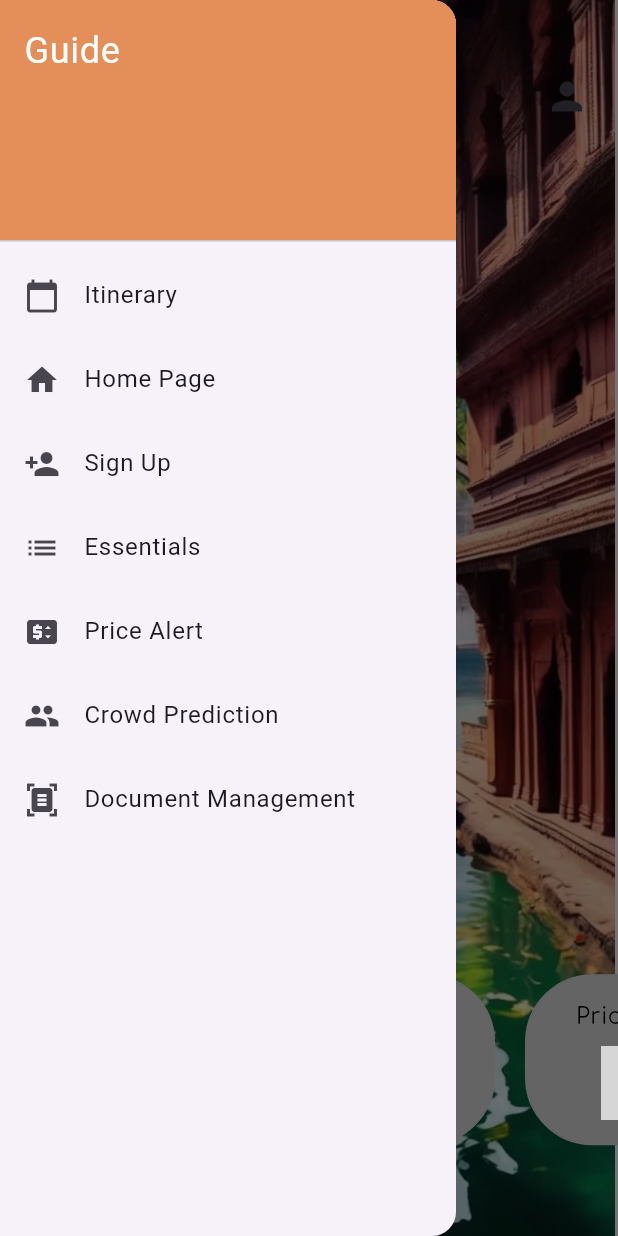
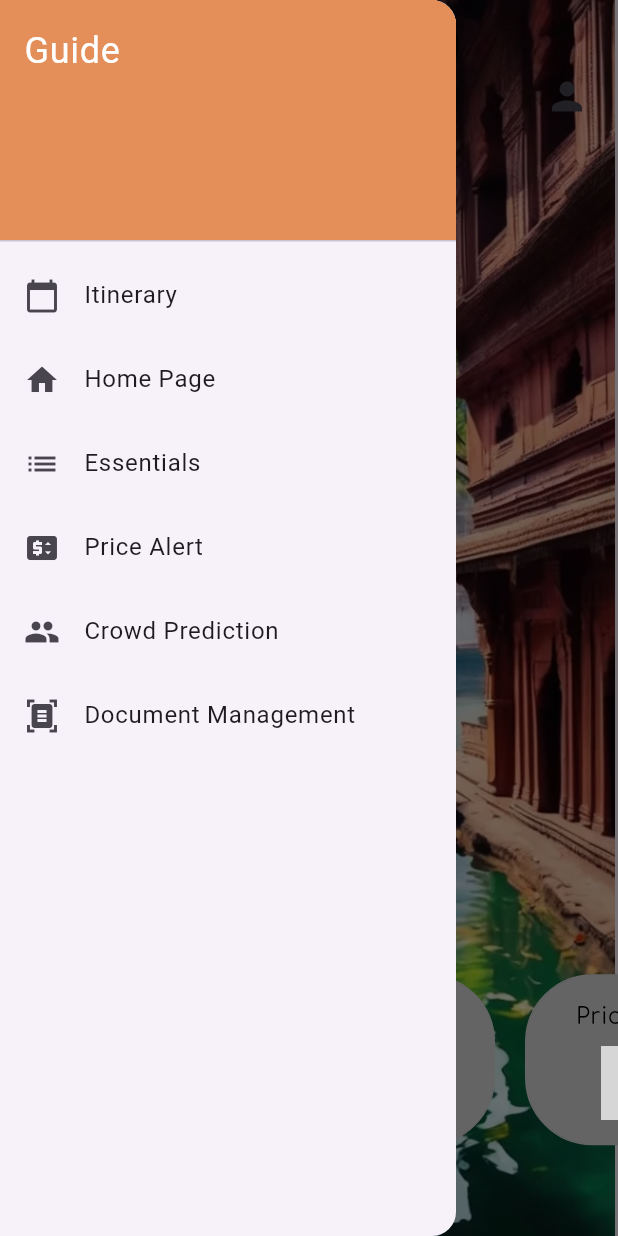
Before and after one commit to Bhargavi1924/Padharo-AI-Travel-App, a Flutter app: the TravelPage screen opened by its route, with the side drawer open, on a phone screen of 412 x 824 dp. Run offline on Flutter 3.47's test engine with Material 3 defaults, Android fonts, the phone set to English and light mode, and no system bars; our stand-ins replace cloud_firestore, firebase_auth, firebase_core, flutter_svg, google_fonts, google_generative_ai and 1 more; accounts and stored records are empty; Roboto replaces fonts that are missing (Philosopher); grey boxes are pictures that could not be loaded.

Commit message:
homepage drawer correction

```diff
--- a/travel_app/lib/homepage.dart
+++ b/travel_app/lib/homepage.dart
@@ -57,17 +57,6 @@ class _TravelPageState extends State<TravelPage> {
                 Navigator.push(
                   context,
                   MaterialPageRoute(builder: (context) => TravelPage()),
-                );
-              },
-            ),
-            ListTile(
-              leading: const Icon(Icons.person_add),
-              title: const Text('Sign Up'),
-              onTap: () {
-                Navigator.pop(context);
-                Navigator.push(
-                  context,
-                  MaterialPageRoute(builder: (context) => SignupPage()),
                 );
               },
             ),
@@ -157,7 +146,7 @@ class _TravelPageState extends State<TravelPage> {
           Container(
             padding: const EdgeInsets.fromLTRB(0, 0, 0, 15),
             child: Column(
-              crossAxisAlignment: CrossAxisAlignment.start,
+              crossAxisAlignment: CrossAxisAlignment.center,
               children: [
                 Column(
                   children: [
```
